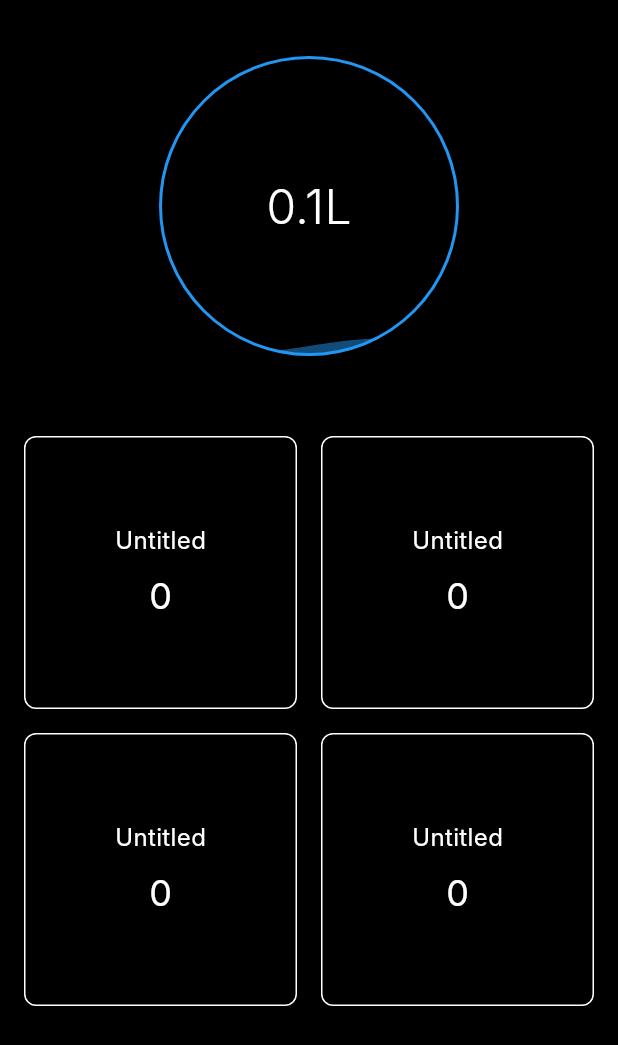
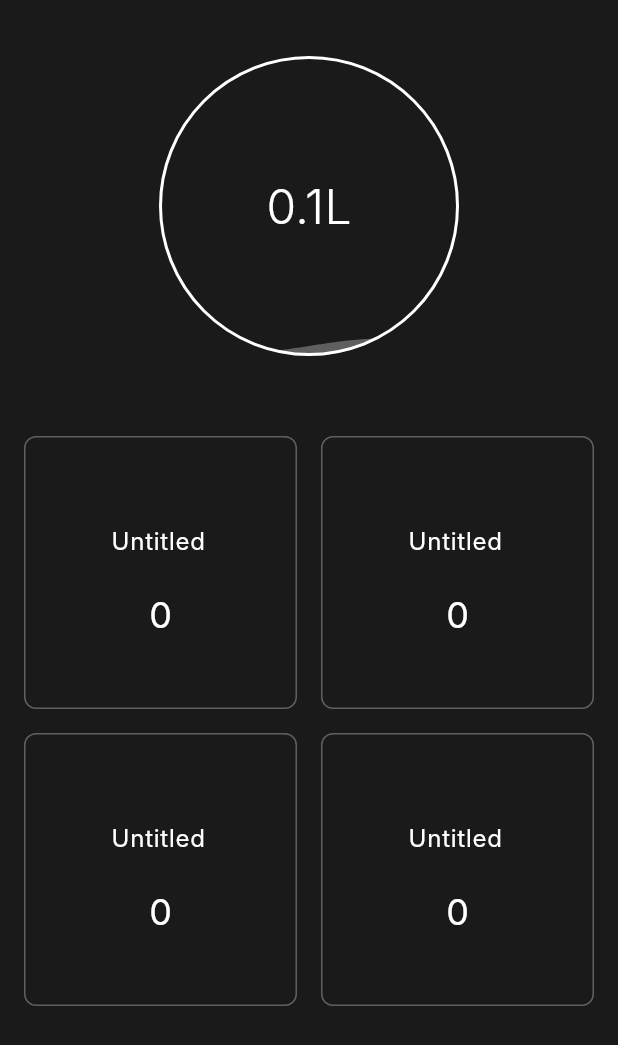
Before and after one commit to AyushZero/StreakZero, a Flutter app: the screen it shows after launch, after a tap on an icon or button, on a phone screen of 412 x 824 dp. Shown: the top 1045 px of the screen. Run offline on Flutter 3.47's test engine with Material 3 defaults, Android fonts, the phone set to English and light mode, and no system bars; our stand-ins replace shared_preferences; Roboto replaces fonts that are missing (Inter).

Commit message:
In development.

```diff
--- a/lib/main.dart
+++ b/lib/main.dart
@@ -14,7 +14,7 @@ class MyApp extends StatelessWidget {
     return MaterialApp(
       title: 'Watah',
       theme: ThemeData(
-        scaffoldBackgroundColor: Colors.black,
+        scaffoldBackgroundColor: const Color(0xFF1A1A1A),
         textTheme: const TextTheme(
           bodyLarge: TextStyle(color: Colors.white, fontFamily: 'Inter'),
           bodyMedium: TextStyle(color: Colors.white, fontFamily: 'Inter'),
@@ -135,7 +135,7 @@ class _HomePageState extends State<HomePage> with SingleTickerProviderStateMixin
                           decoration: BoxDecoration(
                             shape: BoxShape.circle,
                             border: Border.all(
-                              color: Colors.blue,
+                              color: Colors.white,
                               width: 2,
                             ),
                           ),
@@ -190,46 +190,22 @@ class _HomePageState extends State<HomePage> with SingleTickerProviderStateMixin
                     },
                     child: Container(
                       decoration: BoxDecoration(
-                        border: Border.all(color: Colors.white),
+                        border: Border.all(color: Colors.white.withOpacity(0.3)),
                         borderRadius: BorderRadius.circular(8),
                       ),
                       child: Column(
                         mainAxisAlignment: MainAxisAlignment.center,
                         children: [
-                          GestureDetector(
-                            onTap: () {
-                              showDialog(
-                                context: context,
-                                builder: (context) => AlertDialog(
-                                  title: const Text('Edit Title'),
-                                  content: TextField(
-                                    controller: _textControllers[index],
-                                    decoration: const InputDecoration(
-                                      hintText: 'Enter title',
-                                    ),
-                                  ),
-                                  actions: [
-                                    TextButton(
-                                      onPressed: () => Navigator.pop(context),
-                                      child: const Text('Cancel'),
-                                    ),
-                                    TextButton(
-                                      onPressed: () {
-                                        setState(() {});
-                                        Navigator.pop(context);
-                                      },
-                                      child: const Text('Save'),
-                                    ),
-                                  ],
-                                ),
-                              );
-                            },
-                            child: Text(
-                              _textControllers[index].text,
-                              style: const TextStyle(
-                                fontSize: 16,
-                                color: Colors.white,
-                              ),
+                          TextField(
+                            controller: _textControllers[index],
+                            style: const TextStyle(
+                              fontSize: 16,
+                              color: Colors.white,
+                            ),
+                            textAlign: TextAlign.center,
+                            decoration: const InputDecoration(
+                              border: InputBorder.none,
+                              contentPadding: EdgeInsets.symmetric(horizontal: 8),
                             ),
                           ),
                           const SizedBox(height: 8),
@@ -288,7 +264,7 @@ class WaterPainter extends CustomPainter {
 
     // Draw water
     final waterPaint = Paint()
-      ..color = Colors.blue.withOpacity(0.5)
+      ..color = Colors.white.withOpacity(0.3)
       ..style = PaintingStyle.fill;
     canvas.drawPath(waterPath, waterPaint);
 
```
